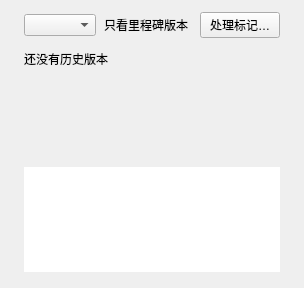
This is windows/mainwindow_child/homepage/pages/homepage_page_backup.ui in Zao-chen/ZcVersionBox as Qt 5 draws it before an edit. The edited form follows.
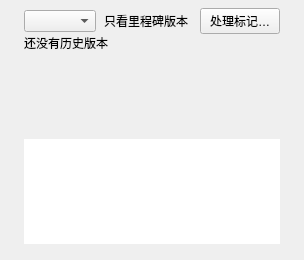
This is the edited form.

Commit message: style(ui): 缩减历史版本页面的顶部边距与表格间距

Diff of the .ui file:
```diff
--- a/windows/mainwindow_child/homepage/pages/homepage_page_backup.ui
+++ b/windows/mainwindow_child/homepage/pages/homepage_page_backup.ui
@@ -7,7 +7,7 @@
     <number>24</number>
    </property>
    <property name="topMargin">
-    <number>12</number>
+    <number>8</number>
    </property>
    <property name="rightMargin">
     <number>24</number>
@@ -16,7 +16,7 @@
     <number>16</number>
    </property>
    <property name="spacing">
-    <number>12</number>
+    <number>0</number>
    </property>
    <item>
     <widget class="QWidget" name="filterBar">
```
The commit also changes 1 other file.
